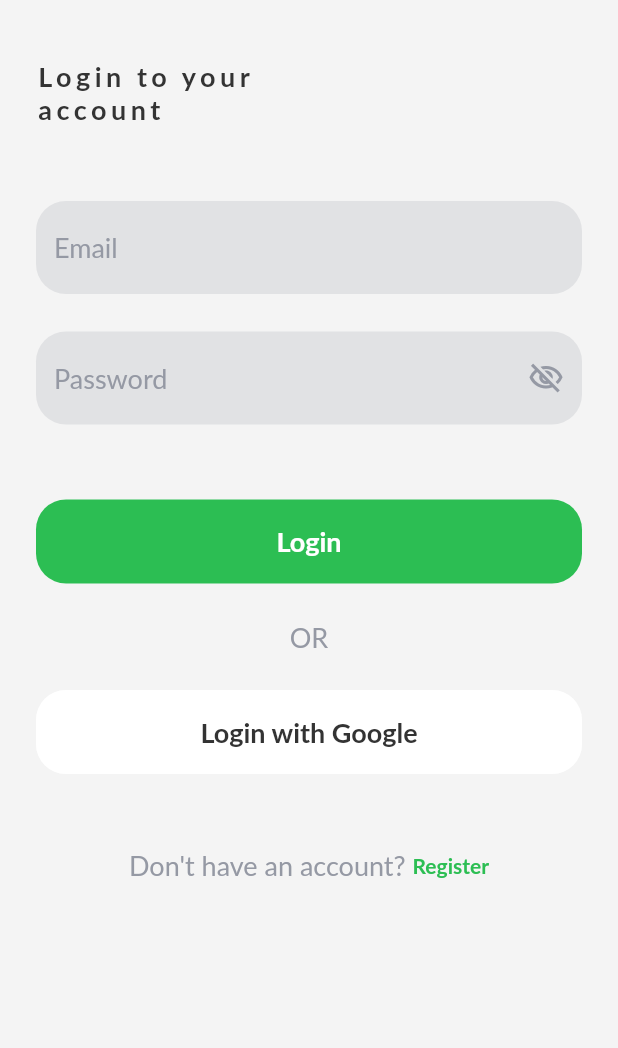
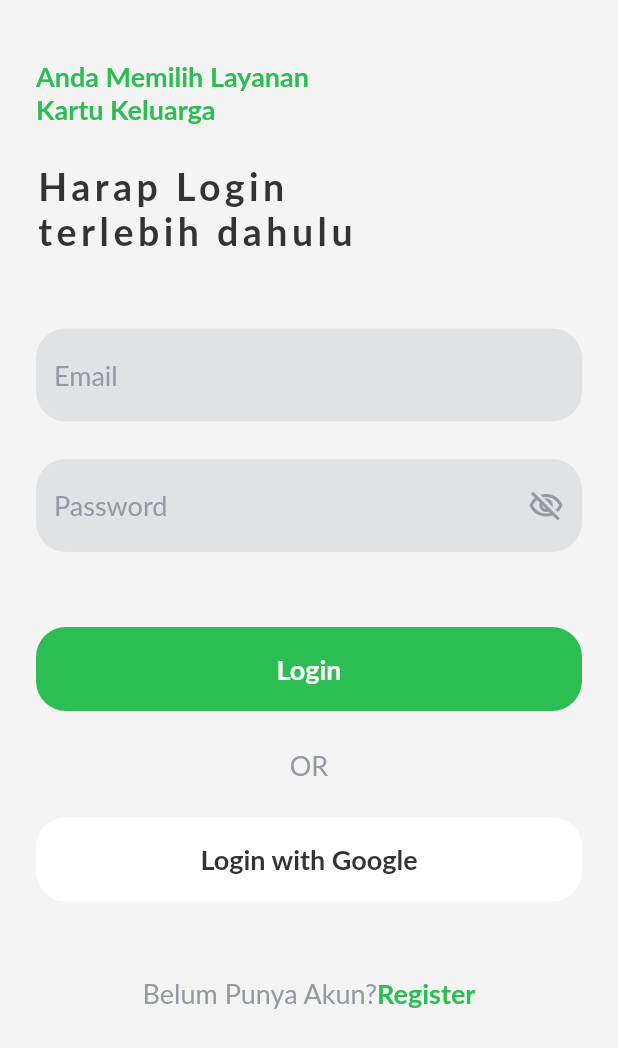
Before and after one commit to dikkisetiawan/dispenduk, a Flutter app: the screen it shows after launch, after a tap on an icon or button, on a phone screen of 412 x 824 dp. Shown: the top 1048 px of the screen. Run offline on Flutter 3.47's test engine with Material 2 defaults, Android fonts, the light colour scheme and no system bars; our stand-ins replace bloc, cloud_firestore, equatable, firebase_auth, firebase_core, flutter_bloc; accounts and stored records are empty; network calls fail; Roboto replaces fonts that are missing (Lato).

Commit message:
app finish

```diff
--- /dev/null
+++ b/lib/cubit/request_layanan_state.dart
@@ -0,0 +1,31 @@
+part of 'request_layanan_cubit.dart';
+
+abstract class RequestLayananState extends Equatable {
+  const RequestLayananState();
+
+  @override
+  List<Object> get props => [];
+}
+
+class RequestInitial extends RequestLayananState {}
+
+class FetchRequestLoading extends RequestLayananState {}
+
+class FetchAllRequestSuccess extends RequestLayananState {
+  final List<RequestLayananModel> requests;
+
+  FetchAllRequestSuccess(this.requests);
+
+  @override
+  List<Object> get props => [requests];
+}
+
+class FetchRequestFailed extends RequestLayananState {
+  final String error;
+
+  const FetchRequestFailed(this.error);
+
+  @override
+  // TODO: implement props
+  List<Object> get props => [error];
+}
--- a/lib/main.dart
+++ b/lib/main.dart
@@ -1,8 +1,10 @@
+import 'package:dispenduk/cubit/request_layanan_cubit.dart';
 import 'package:firebase_core/firebase_core.dart';
 import 'package:flutter/material.dart';
 import 'package:flutter_bloc/flutter_bloc.dart';
 import '/cubit/auth_cubit.dart';
 import '/ui/screens/home_screen.dart';
+import 'ui/screens/request_screen.dart';
 
 void main() async {
   WidgetsFlutterBinding.ensureInitialized();
@@ -14,8 +16,15 @@ void main() async {
 class MyApp extends StatelessWidget {
   @override
   Widget build(BuildContext context) {
-    return BlocProvider(
-      create: (context) => AuthCubit(),
+    return MultiBlocProvider(
+      providers: [
+        BlocProvider(
+          create: (context) => AuthCubit(),
+        ),
+        BlocProvider(
+          create: (context) => RequestLayananCubit(),
+        ),
+      ],
       child: MaterialApp(
         theme: ThemeData(
           fontFamily: 'Lato',
--- a/lib/models/request_layanan_model.dart
+++ b/lib/models/request_layanan_model.dart
@@ -1,20 +1,50 @@
+import 'package:equatable/equatable.dart';
+import 'package:flutter/material.dart';
+
 enum Status {
-  pending,
-  verifikasi,
-  revisi,
-  ditolak;
+  Pending([Colors.grey, Icons.browse_gallery_outlined]),
+  Verifikasi([Colors.blue, Icons.saved_search_outlined]),
+  Revisi([Colors.orange, Icons.warning_amber_outlined]),
+  Ditolak([Colors.red, Icons.warning_amber_outlined]),
+  Validasi([Colors.green, Icons.done_outline_outlined]);
+
+  const Status(this.statusValue);
+  final List<dynamic> statusValue;
 }
 
-class RequestLayananModel {
-  final int idPermohonan;
-  final DateTime tanggalPermohonan;
+class RequestLayananModel extends Equatable {
+  final String? idPermohonan;
+  final DateTime? tanggalPermohonan;
   final String layanan;
   final Status status;
+  final String? keterangan;
 
-  RequestLayananModel(
+  RequestLayananModel({
     this.idPermohonan,
-    this.tanggalPermohonan, {
+    this.tanggalPermohonan,
     required this.layanan,
     required this.status,
+    this.keterangan,
   });
+
+  Map<String, dynamic> toJson() => {
+        'status': status.name.toString(),
+        'tanggalPermohonan': tanggalPermohonan,
+        'layanan': layanan,
+        'keterangan': keterangan,
+      };
+
+  factory RequestLayananModel.fromJson(String id, Map<String, dynamic> json) =>
+      RequestLayananModel(
+        idPermohonan: id,
+        status: Status.values.byName(json['status']),
+        tanggalPermohonan: DateTime.tryParse(json['tanggalPermohonan']),
+        layanan: json['layanan'],
+        keterangan: json['keterangan'],
+      );
+
+  @override
+  // TODO: implement props
+  List<Object?> get props =>
+      [idPermohonan, status, tanggalPermohonan, layanan, keterangan];
 }
--- a/lib/ui/screens/home_screen.dart
+++ b/lib/ui/screens/home_screen.dart
@@ -43,19 +43,28 @@ class HomeScreen extends StatelessWidget {
   Widget listTileWidget(String key, int mapIndex, BuildContext context) {
     return Container(
       margin: const EdgeInsets.only(bottom: defaultMargin),
+      child: Card(
+        shape: RoundedRectangleBorder(
+          borderRadius: kBorderRadius,
+        ),
+        elevation: 20,
         child: ListTile(
           onTap: () {
             Navigator.push(
                 context,
                 MaterialPageRoute(
-                builder: (context) => LoginScreen(),
+                  builder: (context) =>
+                      LoginScreen(layananDipilih: layananList[key]!),
                 ));
           },
-        shape: RoundedRectangleBorder(borderRadius: kBorderRadius),
+          shape: RoundedRectangleBorder(
+            borderRadius: kBorderRadius,
+          ),
           contentPadding: const EdgeInsets.symmetric(
               vertical: defaultMargin, horizontal: defaultMargin / 2),
           tileColor: kWhiteColor,
           hoverColor: kSecondaryColor,
+          focusColor: kPrimaryColor,
           leading: CircleAvatar(
             backgroundColor: kPrimaryColor,
             radius: 20,
@@ -78,6 +87,7 @@ class HomeScreen extends StatelessWidget {
             ],
           ),
           trailing: const Text('20 Menit'),
+        ),
       ),
     );
   }
--- a/lib/ui/screens/login_screen.dart
+++ b/lib/ui/screens/login_screen.dart
@@ -1,5 +1,6 @@
-import 'package:dispenduk/ui/screens/konfirmasi_request_layanan_screen.dart';
+import '/ui/screens/konfirmasi_request_layanan_screen.dart';
 
+import '../widgets/info_layanan_widget.dart';
 import '/ui/widgets/kprimary_button_widget.dart';
 import '/ui/widgets/ktext_field_widget.dart';
 
@@ -8,10 +9,14 @@ import 'package:flutter_bloc/flutter_bloc.dart';
 
 import '../../cubit/auth_cubit.dart';
 import '../theme.dart';
-import 'home_screen.dart';
+
 import 'register_screen.dart';
 
 class LoginScreen extends StatefulWidget {
+  const LoginScreen({super.key, required this.layananDipilih});
+
+  final String layananDipilih;
+
   @override
   _LoginScreenState createState() => _LoginScreenState();
 }
@@ -50,7 +55,11 @@ class _LoginScreenState extends State<LoginScreen> {
               Column(
                 crossAxisAlignment: CrossAxisAlignment.start,
                 children: [
-                  Text('Login to your\naccount', style: blackTextStyle),
+                  InfoLayananWidget(layananDipilih: widget.layananDipilih),
+                  const SizedBox(
+                    height: defaultMargin,
+                  ),
+                  Text('Harap Login\nterlebih dahulu', style: blackTextStyle),
                   const SizedBox(
                     height: defaultMargin,
                   ),
@@ -95,13 +104,13 @@ class _LoginScreenState extends State<LoginScreen> {
               BlocConsumer<AuthCubit, AuthState>(
                 listener: (context, state) {
                   if (state is AuthSuccess) {
-                    Navigator.pushAndRemoveUntil(
-                        context,
-                        MaterialPageRoute(
-                          builder: (context) =>
-                              KonfirmasiRequestLayananScreen(),
-                        ),
-                        (route) => false);
+                    Navigator.push(
+                      context,
+                      MaterialPageRoute(
+                        builder: (context) => KonfirmasiRequestLayananScreen(
+                            layananDipilih: widget.layananDipilih),
+                      ),
+                    );
                   } else if (state is AuthFailed) {
                     ScaffoldMessenger.of(context).showSnackBar(
                       SnackBar(
@@ -149,7 +158,7 @@ class _LoginScreenState extends State<LoginScreen> {
                 mainAxisAlignment: MainAxisAlignment.center,
                 children: [
                   Text(
-                    "Don't have an account? ",
+                    'Belum Punya Akun?',
                     style: greyTextStyle,
                   ),
                   GestureDetector(
@@ -157,7 +166,9 @@ class _LoginScreenState extends State<LoginScreen> {
                       Navigator.push(
                           context,
                           MaterialPageRoute(
-                              builder: (context) => RegisterScreen()));
+                              builder: (context) => RegisterScreen(
+                                    layananDipilih: widget.layananDipilih,
+                                  )));
                     },
                     child: Text(
                       'Register',
@@ -181,8 +192,8 @@ class _LoginScreenState extends State<LoginScreen> {
       textColor: Colors.white,
       onPressed: () {
         context.read<AuthCubit>().signIn(
-              email: 'test@email.com',
-              password: '123456',
+              email: emailController.text,
+              password: passwordController.text,
             );
       },
     );
--- a/lib/ui/theme.dart
+++ b/lib/ui/theme.dart
@@ -39,10 +39,10 @@ TextStyle greyTextStyle =
     TextStyle(color: kDarkGreyColor, fontSize: 18, fontWeight: regular);
 
 TextStyle buttonTextStyle =
-    TextStyle(color: kPrimaryColor, fontSize: 14, fontWeight: bold);
+    TextStyle(color: kPrimaryColor, fontSize: 18, fontWeight: bold);
 
 TextStyle blackTextStyle = TextStyle(
-    color: kBlackColor, fontSize: 18, fontWeight: bold, letterSpacing: 3);
+    color: kBlackColor, fontSize: 25, fontWeight: bold, letterSpacing: 3);
 
 //Circular Value
 const defaultCircular = 20.0;
--- /dev/null
+++ b/lib/ui/widgets/info_layanan_widget.dart
@@ -0,0 +1,20 @@
+import 'package:flutter/material.dart';
+
+import '../theme.dart';
+
+class InfoLayananWidget extends StatelessWidget {
+  const InfoLayananWidget({
+    Key? key,
+    required this.layananDipilih,
+  }) : super(key: key);
+
+  final String layananDipilih;
+
+  @override
+  Widget build(BuildContext context) {
+    return Text(
+      'Anda Memilih Layanan \n$layananDipilih',
+      style: greenTextStyle,
+    );
+  }
+}
--- a/lib/ui/widgets/ktext_field_widget.dart
+++ b/lib/ui/widgets/ktext_field_widget.dart
@@ -27,7 +27,8 @@ class KtextFieldWidget extends StatelessWidget {
                 padding: const EdgeInsets.only(bottom: defaultMargin / 3),
                 child: Text(
                   title!,
-                  style: blackTextStyle.copyWith(letterSpacing: 0.0),
+                  style: blackTextStyle.copyWith(
+                      letterSpacing: 0.0, fontSize: 18.0),
                 ),
               )
             : SizedBox(),
```
Also changed, not shown: lib/cubit/request_layanan_cubit.dart (added, +38 -0 lines), lib/services/request_layanan_service.dart (added, +53 -0 lines), lib/ui/screens/konfirmasi_request_layanan_screen.dart (+46 -3 lines), lib/ui/screens/register_screen.dart (+24 -13 lines), lib/ui/screens/request_screen.dart (added, +245 -0 lines). Lines whose indentation alone changed are shown as unchanged.
